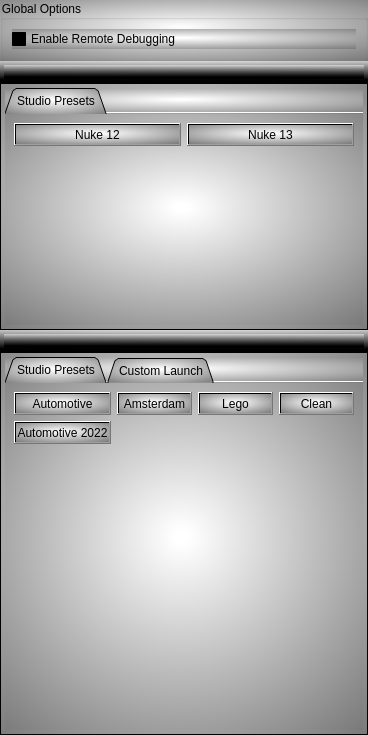
Old version of the form UI/main.ui in the repository SGSMarkNA/Software_Launcher.
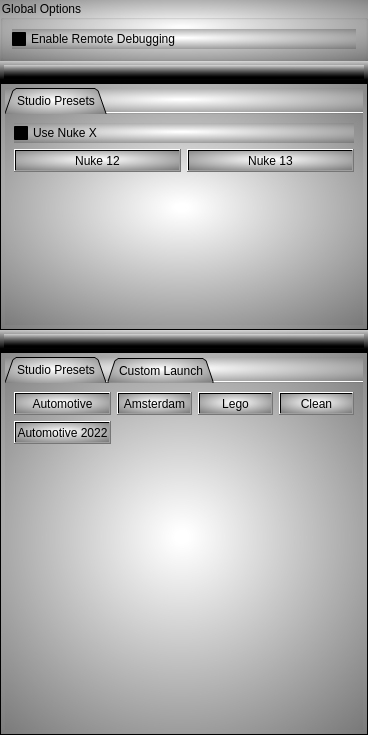
New version of the form. Icons and pictures are not drawn. Custom widgets are drawn as their Qt base class.

Commit message: added Nuke X options

Diff of the .ui file:
```diff
--- a/UI/main.ui
+++ b/UI/main.ui
@@ -169,6 +169,13 @@
                <string>Studio Presets</string>
               </attribute>
               <layout class="QVBoxLayout" name="verticalLayout_12">
+               <item>
+                <widget class="QCheckBox" name="Use_Nuke_X_checkBox">
+                 <property name="text">
+                  <string>Use Nuke X</string>
+                 </property>
+                </widget>
+               </item>
                <item>
                 <layout class="QGridLayout" name="gridLayout_2">
                  <item row="0" column="1">
```
The commit also changes 1 other file.
